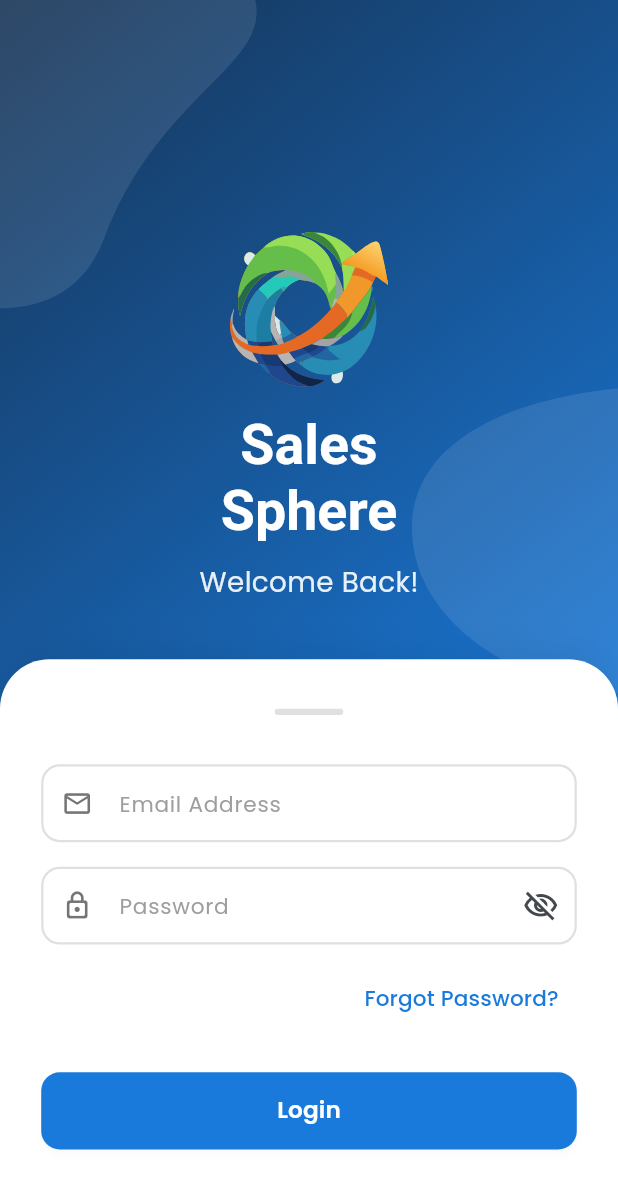
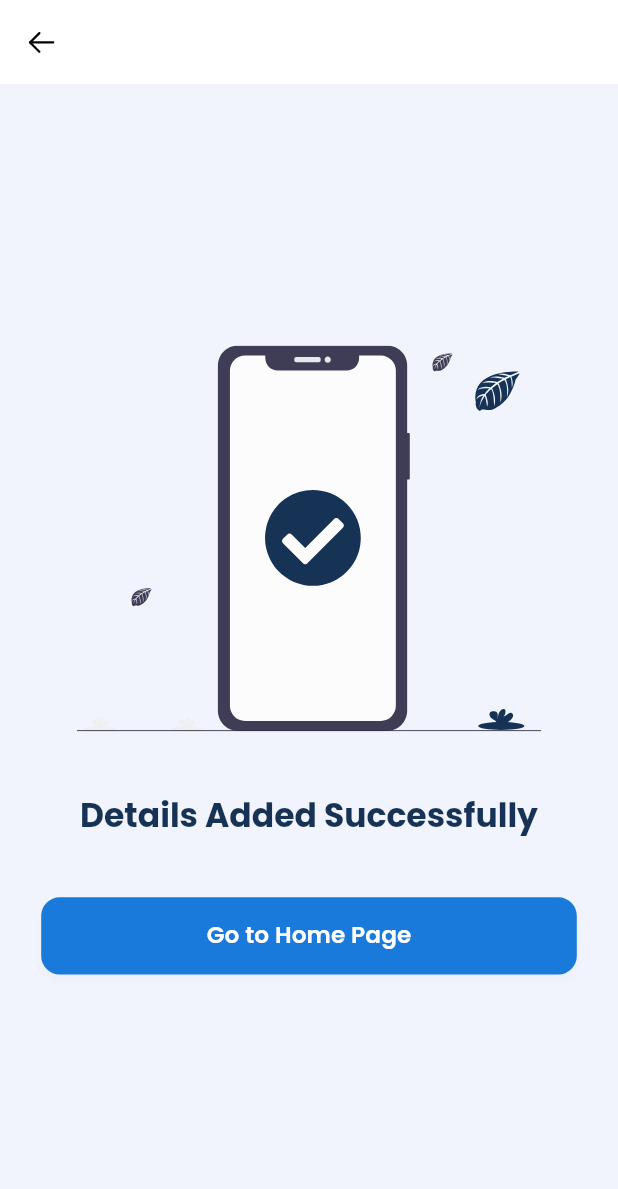
Before and after one commit to AsimAftab/SalesSphere-App, a Flutter app: the screen it shows after launch, on a phone screen of 412 x 824 dp. Shown: the top 1189 px of the screen. Run offline on Flutter 3.47's test engine with Material 3 defaults, Android fonts, the phone set to English and light mode, and no system bars; our stand-ins replace dio, flex_color_scheme, flutter_dotenv, flutter_riverpod, flutter_screenutil, flutter_svg and 5 more; generated files the repository leaves out were written again.

Commit message:
Added detail added successfully (#4)

```diff
--- a/lib/core/router/route_handler.dart
+++ b/lib/core/router/route_handler.dart
@@ -1,24 +1,32 @@
 import 'package:flutter/material.dart';
 import 'package:flutter_riverpod/flutter_riverpod.dart';
 import 'package:go_router/go_router.dart';
-import 'package:sales_sphere/features/auth/views/login_screen.dart';
+import 'package:sales_sphere/features/Detail-Added/view/detail_added.dart';
+
+import '../../features/auth/views/login_screen.dart';
+
 
 final goRouterProvider = Provider<GoRouter>((ref) {
   return GoRouter(
-    initialLocation: '/',
+    initialLocation: '/detail-added',
     debugLogDiagnostics: true,
     routes: [
       GoRoute(
+        // Define the root path as the starting screen (Login)
         path: '/',
-        name: 'home',
+        name: 'login',
+        // Using the placeholder, replace with your actual LoginScreen
         builder: (context, state) => const LoginScreen(),
       ),
-      // GoRoute(
-      //   path: '/login',
-      //   name: 'login',
-      //   builder: (context, state) => const LoginScreen(),
-      // ),
+      GoRoute(
+        // 2. Define a separate, named path for the DetailAdded screen
+        path: '/detail-added',
+        name: 'detail-added',
+        builder: (context, state) => const DetailAdded(),
+      ),
+
     ],
+
     errorBuilder: (context, state) => ErrorPage(error: state.error),
   );
 });
--- /dev/null
+++ b/lib/features/Detail-Added/view/detail_added.dart
@@ -0,0 +1,71 @@
+import 'package:flutter/material.dart';
+import 'package:flutter_riverpod/flutter_riverpod.dart';
+import 'package:flutter_screenutil/flutter_screenutil.dart';
+import 'package:flutter_svg/flutter_svg.dart';
+import 'package:go_router/go_router.dart';
+import 'package:sales_sphere/core/constants/app_colors.dart';
+import 'package:sales_sphere/widget/custom_button.dart';
+
+class DetailAdded extends ConsumerWidget {
+  const DetailAdded({super.key});
+
+  @override
+  Widget build(BuildContext context, WidgetRef ref) {
+    final theme = Theme.of(context);
+    final colorScheme = theme.colorScheme;
+
+    return Scaffold(
+      appBar: AppBar(
+        leading: IconButton(
+          // FIX: SvgPicture.asset is the icon widget itself
+          icon: SvgPicture.asset(
+            'assets/icons/arrow_left.svg', // <-- Make sure this path is correct
+            height: 24.h,
+            width: 24.w,
+            colorFilter: ColorFilter.mode(
+              // This gets the default color for icons in the AppBar
+              Theme.of(context).appBarTheme.iconTheme?.color ?? Colors.black,
+              BlendMode.srcIn,
+            ),
+          ),
+          onPressed: () {
+            // Go back to the login/home screen
+            context.goNamed('login');
+          },
+        ),
+
+      ),
+      body: Padding(
+        padding: EdgeInsets.symmetric(horizontal: 24.w, vertical: 20.h),
+        child: Column(
+          mainAxisAlignment: MainAxisAlignment.center,
+          crossAxisAlignment: CrossAxisAlignment.stretch,
+          children: [
+            // TODO: Replace with your success image/animation
+            SvgPicture.asset(
+              'assets/images/detail_added_success.svg', // Placeholder path
+              height: 250.h,
+            ),
+            SizedBox(height: 40.h),
+            Text(
+              'Details Added Successfully',
+              textAlign: TextAlign.center,
+              style: theme.textTheme.titleLarge?.copyWith(
+                fontWeight: FontWeight.bold,
+                color: AppColors.primary,
+              ),
+            ),
+            SizedBox(height: 40.h),
+            PrimaryButton(
+              label: 'Go to Home Page',
+              onPressed: () {
+                context.goNamed('login');
+              },
+              size: ButtonSize.medium,
+            ),
+          ],
+        ),
+      ),
+    );
+  }
+}
```
Also changed, not shown: assets/icons/arrow_left.svg (added), assets/images/detail_added_success.svg (added).
